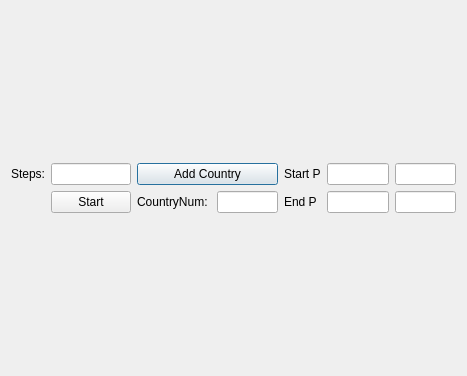
First picture: the form in map.ui, repository NikitaTishkov/CoinsQuizGui, before the edit.
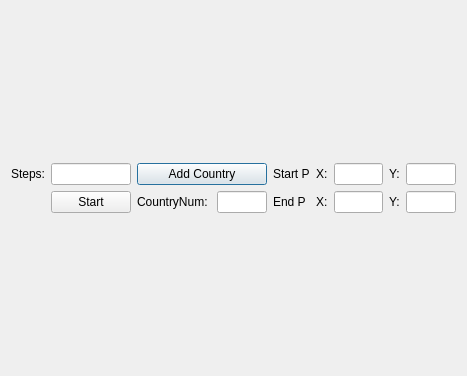
Second picture: the form after the edit.

What changed in the file:
```diff
--- a/map.ui
+++ b/map.ui
@@ -25,27 +25,7 @@
     <layout class="QHBoxLayout" name="ControllsLayout">
      <item>
       <layout class="QGridLayout" name="CoordsLayout">
-       <item row="1" column="6">
-        <widget class="QLineEdit" name="inputEndY">
-         <property name="sizePolicy">
-          <sizepolicy hsizetype="Preferred" vsizetype="Fixed">
-           <horstretch>0</horstretch>
-           <verstretch>0</verstretch>
-          </sizepolicy>
-         </property>
-        </widget>
-       </item>
-       <item row="1" column="5">
-        <widget class="QLineEdit" name="inputEndX">
-         <property name="sizePolicy">
-          <sizepolicy hsizetype="Preferred" vsizetype="Fixed">
-           <horstretch>0</horstretch>
-           <verstretch>0</verstretch>
-          </sizepolicy>
-         </property>
-        </widget>
-       </item>
-       <item row="0" column="6">
+       <item row="0" column="8">
         <widget class="QLineEdit" name="inputStartY">
          <property name="sizePolicy">
           <sizepolicy hsizetype="Preferred" vsizetype="Fixed">
@@ -62,6 +42,16 @@
          </property>
         </widget>
        </item>
+       <item row="1" column="6">
+        <widget class="QLineEdit" name="inputEndX">
+         <property name="sizePolicy">
+          <sizepolicy hsizetype="Preferred" vsizetype="Fixed">
+           <horstretch>0</horstretch>
+           <verstretch>0</verstretch>
+          </sizepolicy>
+         </property>
+        </widget>
+       </item>
        <item row="0" column="4">
         <widget class="QLabel" name="TextStartP">
          <property name="text">
@@ -69,7 +59,47 @@
          </property>
         </widget>
        </item>
-       <item row="0" column="5">
+       <item row="0" column="1">
+        <widget class="QLineEdit" name="inputStep"/>
+       </item>
+       <item row="0" column="2">
+        <widget class="QPushButton" name="AddCountryButton">
+         <property name="sizePolicy">
+          <sizepolicy hsizetype="Preferred" vsizetype="Fixed">
+           <horstretch>0</horstretch>
+           <verstretch>0</verstretch>
+          </sizepolicy>
+         </property>
+         <property name="text">
+          <string>Add Country</string>
+         </property>
+        </widget>
+       </item>
+       <item row="1" column="8">
+        <widget class="QLineEdit" name="inputEndY">
+         <property name="sizePolicy">
+          <sizepolicy hsizetype="Preferred" vsizetype="Fixed">
+           <horstretch>0</horstretch>
+           <verstretch>0</verstretch>
+          </sizepolicy>
+         </property>
+        </widget>
+       </item>
+       <item row="0" column="0">
+        <widget class="QLabel" name="StepText">
+         <property name="text">
+          <string>Steps:</string>
+         </property>
+        </widget>
+       </item>
+       <item row="1" column="5">
+        <widget class="QLabel" name="label_2">
+         <property name="text">
+          <string>X:</string>
+         </property>
+        </widget>
+       </item>
+       <item row="0" column="6">
         <widget class="QLineEdit" name="inputStartX">
          <property name="sizePolicy">
           <sizepolicy hsizetype="Preferred" vsizetype="Fixed">
@@ -103,29 +133,6 @@
          </item>
         </layout>
        </item>
-       <item row="0" column="1">
-        <widget class="QLineEdit" name="inputStep"/>
-       </item>
-       <item row="0" column="2">
-        <widget class="QPushButton" name="AddCountryButton">
-         <property name="sizePolicy">
-          <sizepolicy hsizetype="Preferred" vsizetype="Fixed">
-           <horstretch>0</horstretch>
-           <verstretch>0</verstretch>
-          </sizepolicy>
-         </property>
-         <property name="text">
-          <string>Add Country</string>
-         </property>
-        </widget>
-       </item>
-       <item row="0" column="0">
-        <widget class="QLabel" name="StepText">
-         <property name="text">
-          <string>Steps:</string>
-         </property>
-        </widget>
-       </item>
        <item row="1" column="1">
         <widget class="QPushButton" name="StepButton">
          <property name="text">
@@ -133,6 +140,27 @@
          </property>
         </widget>
        </item>
+       <item row="0" column="5">
+        <widget class="QLabel" name="label">
+         <property name="text">
+          <string>X:</string>
+         </property>
+        </widget>
+       </item>
+       <item row="0" column="7">
+        <widget class="QLabel" name="label_3">
+         <property name="text">
+          <string>Y:</string>
+         </property>
+        </widget>
+       </item>
+       <item row="1" column="7">
+        <widget class="QLabel" name="label_4">
+         <property name="text">
+          <string>Y:</string>
+         </property>
+        </widget>
+       </item>
       </layout>
      </item>
     </layout>
```
